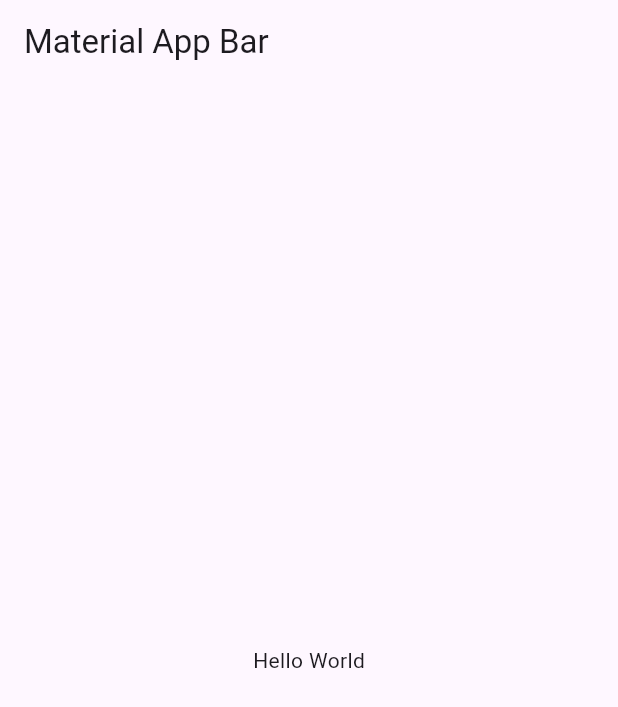
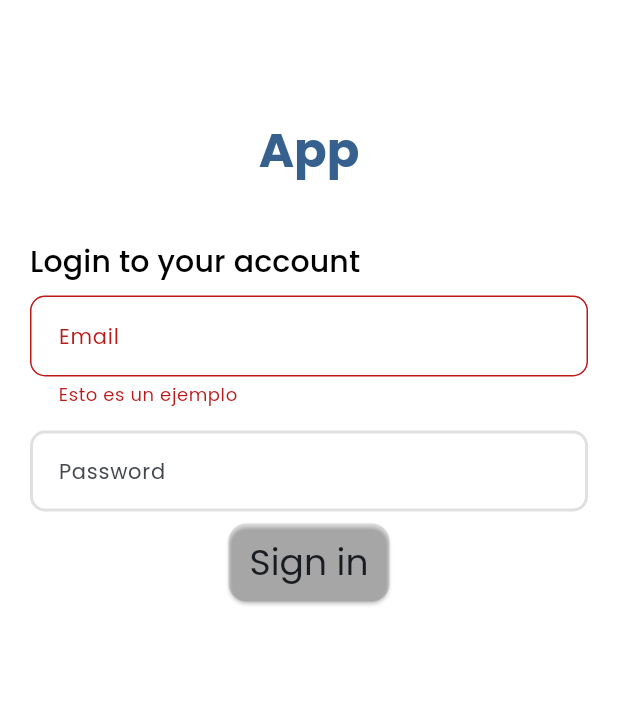
Before and after one commit to thewasta/flutter_teslo_app, a Flutter app: the screen it shows after launch, on a phone screen of 412 x 824 dp. Shown: the top 707 px of the screen. Run offline on Flutter 3.47's test engine with Material 3 defaults, Android fonts, the phone set to English and light mode, and no system bars; our stand-ins replace flutter_dotenv, flutter_riverpod, go_router, google_fonts.

Commit message:
Base project setup

```diff
--- /dev/null
+++ b/lib/config/router/app_router.dart
@@ -0,0 +1,9 @@
+import 'package:go_router/go_router.dart';
+import 'package:teslo_app/presentation/authentication/screen/login_screen.dart';
+
+final appRouter = GoRouter(
+  initialLocation: '/',
+  routes: [
+    GoRoute(path: '/', builder: (context, state) => const LoginScreen()),
+  ],
+);
--- a/lib/main.dart
+++ b/lib/main.dart
@@ -1,16 +1,23 @@
 import 'package:flutter/material.dart';
+import 'package:flutter_dotenv/flutter_dotenv.dart';
+import 'package:flutter_riverpod/flutter_riverpod.dart';
+import 'package:teslo_app/config/router/app_router.dart';
+import 'package:teslo_app/config/theme/app_theme.dart';
 
-void main() => runApp(MyApp());
+void main() async {
+  await dotenv.load(fileName: ".env");
+  runApp(ProviderScope(child: MyApp()));
+}
 
 class MyApp extends StatelessWidget {
   @override
   Widget build(BuildContext context) {
-    return MaterialApp(
-      title: 'Material App',
-      home: Scaffold(
-        appBar: AppBar(title: Text('Material App Bar')),
-        body: Center(child: Container(child: Text('Hello World'))),
-      ),
+    return MaterialApp.router(
+      debugShowCheckedModeBanner: false,
+      themeMode: ThemeMode.system,
+      theme: TAppTheme.lightTheme,
+      darkTheme: TAppTheme.darkTheme,
+      routerConfig: appRouter,
     );
   }
 }
--- /dev/null
+++ b/lib/presentation/authentication/screen/login_screen.dart
@@ -0,0 +1,70 @@
+import 'package:flutter/material.dart';
+import 'package:teslo_app/presentation/shared/widget/custom_text_form_field.dart';
+
+class LoginScreen extends StatelessWidget {
+  const LoginScreen({super.key});
+
+  @override
+  Widget build(BuildContext context) {
+    final textStyle = Theme.of(context).textTheme;
+    return GestureDetector(
+      onTap: () => FocusManager.instance.primaryFocus?.unfocus(),
+      child: Scaffold(
+        body: SafeArea(
+          child: Padding(
+            padding: const EdgeInsets.symmetric(horizontal: 20),
+            child: SingleChildScrollView(
+              child: Column(
+                mainAxisAlignment: MainAxisAlignment.center,
+                children: <Widget>[
+                  const SizedBox(height: 80, width: double.infinity),
+                  Text(
+                    "App",
+                    style: textStyle.headlineLarge?.copyWith(
+                      fontWeight: FontWeight.bold,
+                      color: Theme.of(context).colorScheme.primary,
+                    ),
+                  ),
+                  const SizedBox(height: 40),
+                  Column(
+                    crossAxisAlignment: CrossAxisAlignment.start,
+                    children: <Widget>[
+                      Text(
+                        "Login to your account",
+                        style: textStyle.titleSmall,
+                      ),
+                      const CustomTextFormField(
+                        hintText: "Email",
+                        labelText: "Email",
+                        errorMessage: "Esto es un ejemplo",
+                      ),
+                      const CustomTextFormField(
+                        hintText: "Password",
+                        labelText: "Password",
+                        obscureText: true,
+                      ),
+                      Row(
+                        mainAxisAlignment: MainAxisAlignment.center,
+                        children: [
+                          SizedBox(
+                            child: FilledButton(
+                              onPressed: null,
+                              child: Text(
+                                "Sign in",
+                                style: textStyle.headlineSmall,
+                              ),
+                            ),
+                          ),
+                        ],
+                      ),
+                    ],
+                  ),
+                ],
+              ),
+            ),
+          ),
+        ),
+      ),
+    );
+  }
+}
--- /dev/null
+++ b/lib/presentation/shared/widget/custom_text_form_field.dart
@@ -0,0 +1,37 @@
+import 'package:flutter/material.dart';
+
+class CustomTextFormField extends StatelessWidget {
+  final String hintText;
+  final TextInputType? keyboardType;
+  final String? labelText;
+  final Function(String)? onChange;
+  final String? errorMessage;
+  final bool obscureText;
+
+  const CustomTextFormField({
+    super.key,
+    required this.hintText,
+    this.onChange,
+    this.labelText,
+    this.errorMessage,
+    this.keyboardType = TextInputType.text,
+    this.obscureText = false,
+  });
+
+  @override
+  Widget build(BuildContext context) {
+    return Padding(
+      padding: const EdgeInsets.symmetric(vertical: 8),
+      child: TextFormField(
+        keyboardType: keyboardType,
+        obscureText: obscureText,
+        onChanged: onChange,
+        decoration: InputDecoration(
+          labelText: labelText,
+          hintText: hintText,
+          errorText: errorMessage,
+        ),
+      ),
+    );
+  }
+}
```
Also changed, not shown: 1 other file.
